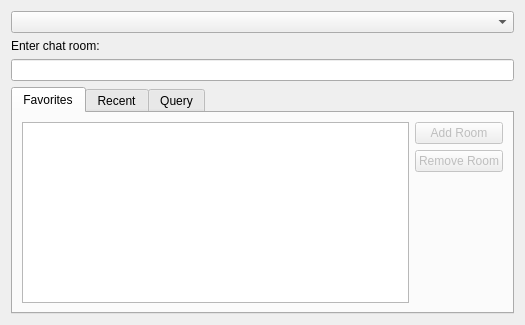
KDE/ktp-common-internals, file KTp/Widgets/join-chat-room-dialog.ui: the form before one commit.
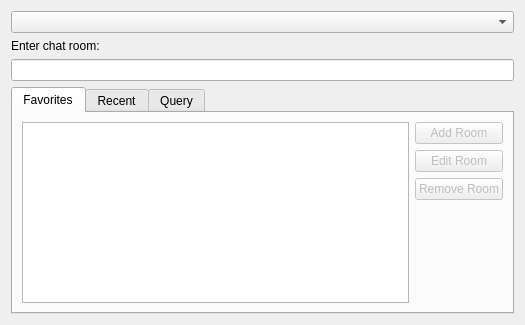
The form after the commit. Custom widgets are drawn as their Qt base class.

Commit message:
Make favorite chat room names editable
FIXED-IN: 0.8.0

DIGEST: Add ability to edit the name of your favourite chat rooms for quick joining

What changed in the file:
```diff
--- a/KTp/Widgets/join-chat-room-dialog.ui
+++ b/KTp/Widgets/join-chat-room-dialog.ui
@@ -64,6 +64,16 @@
              </property>
             </widget>
            </item>
+           <item>
+            <widget class="QPushButton" name="editFavoritePushButton">
+             <property name="enabled">
+              <bool>false</bool>
+             </property>
+             <property name="text">
+              <string>Edit Room</string>
+             </property>
+            </widget>
+           </item>
            <item>
             <widget class="QPushButton" name="removeFavoritePushButton">
              <property name="enabled">
```
The commit also changes 4 other files.
